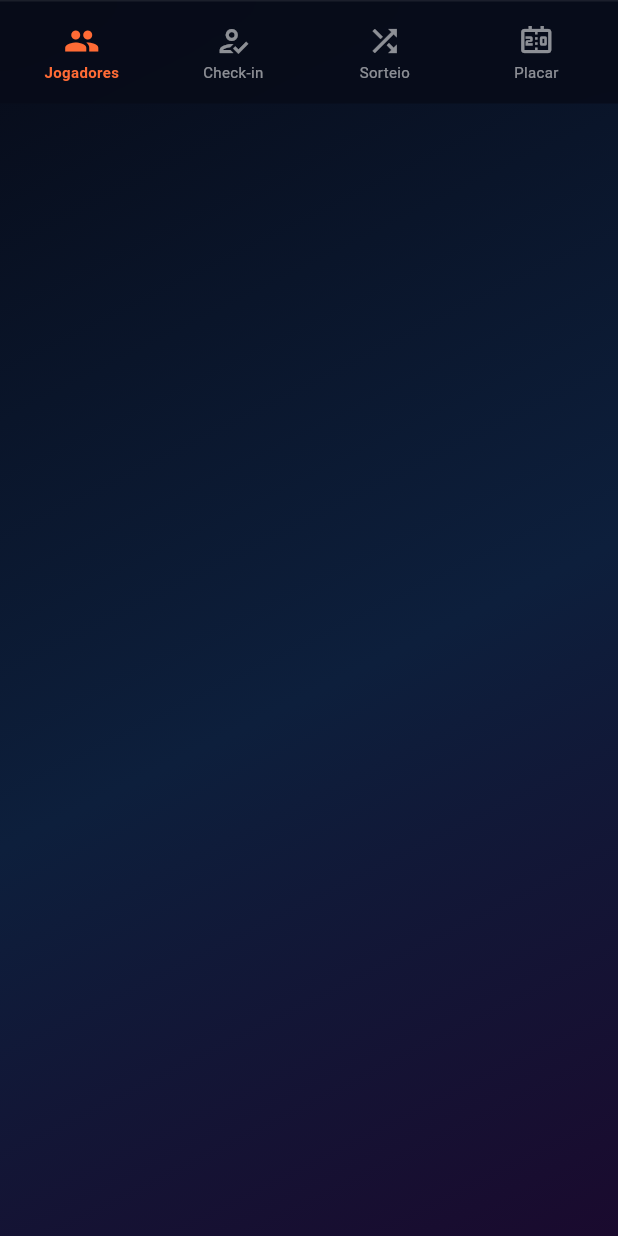
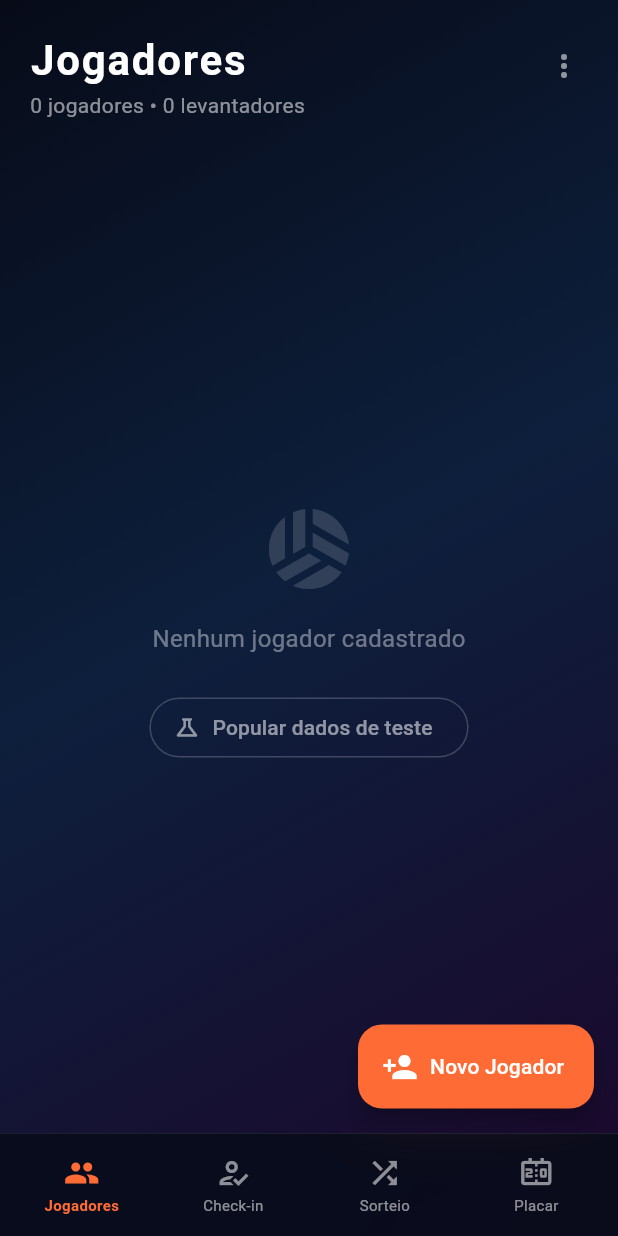
Before and after one commit to ikeda7/sports-control, a Flutter app: the screen it shows after launch, on a phone screen of 412 x 824 dp. Run offline on Flutter 3.47's test engine with Material 3 defaults, Android fonts, the light colour scheme and no system bars; our stand-ins replace drift, signals_flutter; accounts and stored records are empty; generated files the repository leaves out were written again.

Commit message:
fix(design): impede a barra de navegacao de comer a altura da tela
Peguei rodando o app no navegador: a nav aparecia no TOPO e o corpo ficava em
branco.

Causa: usei SCContentWidth no bottomNavigationBar, e ele tinha um
Align(topCenter) sem heightFactor. O Align expande na vertical, entao a barra
ocupava a tela inteira e se posicionava no topo, sobrando zero espaco para o
IndexedStack.

Adiciona o parametro wrapHeight, que usa heightFactor: 1.0 para a altura
acompanhar o filho, e o aplica na nav.

Verificado depois da correcao, no Edge headless via CDP: nav embaixo, gradiente
preenchendo a viewport, as 4 abas navegando e o seed de 22 jogadores rodando.
Nenhum erro de console.

```diff
--- a/lib/design/screen_scaffold.dart
+++ b/lib/design/screen_scaffold.dart
@@ -31,15 +31,25 @@ class SCContentWidth extends StatelessWidget {
     super.key,
     required this.child,
     this.maxWidth = SCLayout.maxContentWidth,
+    this.wrapHeight = false,
   });
 
   final Widget child;
   final double maxWidth;
 
+  /// `true` faz a altura acompanhar o filho em vez de esticar.
+  ///
+  /// Obrigatório ao usar isto como `bottomNavigationBar`: sem `heightFactor`, o
+  /// `Align` expande na vertical, a barra ocupa a tela inteira e o corpo do
+  /// `Scaffold` fica sem espaço. Já aconteceu — a nav apareceu no topo com o
+  /// resto em branco.
+  final bool wrapHeight;
+
   @override
   Widget build(BuildContext context) {
     return Align(
-      alignment: Alignment.topCenter,
+      alignment: wrapHeight ? Alignment.bottomCenter : Alignment.topCenter,
+      heightFactor: wrapHeight ? 1.0 : null,
       child: ConstrainedBox(
         constraints: BoxConstraints(maxWidth: maxWidth),
         child: child,
--- a/lib/screens/main_screen.dart
+++ b/lib/screens/main_screen.dart
@@ -70,6 +70,7 @@ class MainScreen extends StatelessWidget {
             ),
           ),
           bottomNavigationBar: SCContentWidth(
+            wrapHeight: true,
             child: SCBottomNav(
               items: _navItems,
               currentIndex: idx,
```
